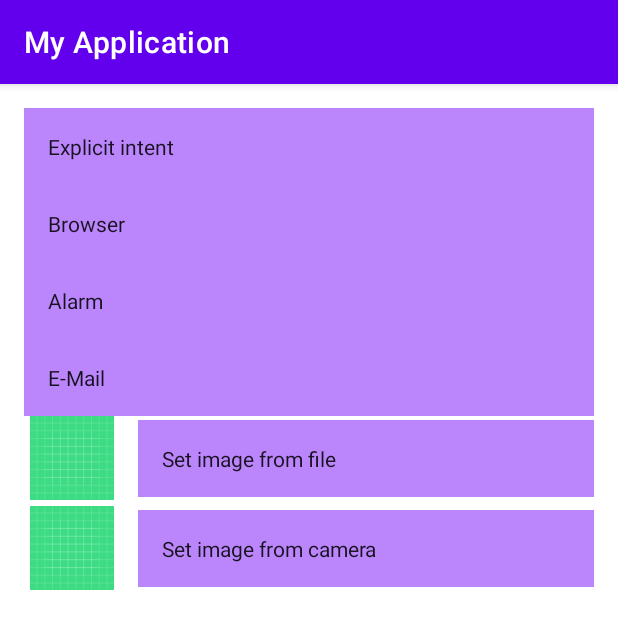
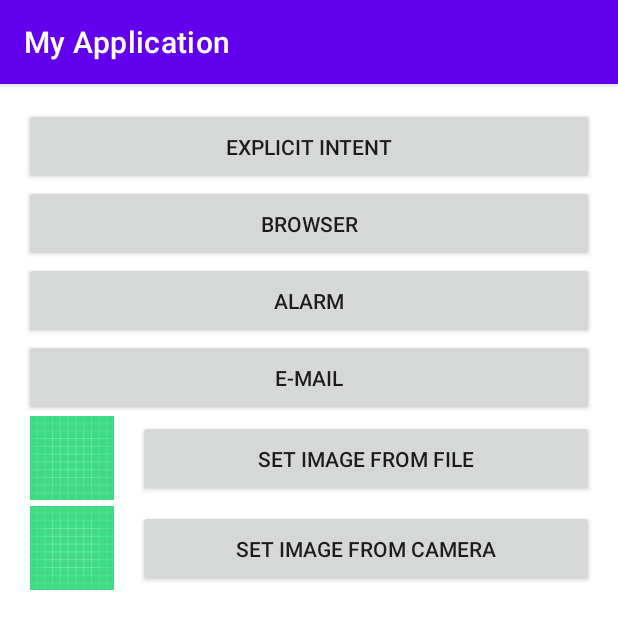
Before and after one commit to shubham-jitiya/Android, an Android app: the IntentActivity screen opened directly, with no data from a screen before it, on a phone screen of 412 x 824 dp. Shown: the top 629 px of the screen. Run offline under Robolectric (Android 15) with nearby library versions, the phone set to English and light mode, and no system bars; our stand-ins replace data binding; pictures from the network do not load.

Commit message:
- updating appcompat button styles

```diff
--- a/app/src/main/res/layout/activity_first.xml
+++ b/app/src/main/res/layout/activity_first.xml
@@ -11,6 +11,7 @@
         android:id="@+id/buttonSecondActivity"
         android:layout_width="match_parent"
         android:layout_height="wrap_content"
+        style="@style/Widget.AppCompat.Button"
         android:text="@string/second_activity"
         app:layout_constraintBottom_toBottomOf="parent"
         app:layout_constraintEnd_toEndOf="parent"
--- a/app/src/main/res/layout/activity_intent.xml
+++ b/app/src/main/res/layout/activity_intent.xml
@@ -13,6 +13,7 @@
             android:id="@+id/buttonIntentExplicit"
             android:layout_width="match_parent"
             android:layout_height="wrap_content"
+            style="@style/Widget.AppCompat.Button"
             android:text="@string/explicit_intent"
             app:layout_constraintEnd_toEndOf="parent"
             app:layout_constraintStart_toStartOf="parent"
@@ -22,6 +23,7 @@
             android:id="@+id/buttonIntentBrowser"
             android:layout_width="match_parent"
             android:layout_height="wrap_content"
+            style="@style/Widget.AppCompat.Button"
             android:text="@string/browser"
             app:layout_constraintEnd_toEndOf="@id/buttonIntentExplicit"
             app:layout_constraintStart_toStartOf="@id/buttonIntentExplicit"
@@ -31,6 +33,7 @@
             android:id="@+id/buttonIntentAlarm"
             android:layout_width="match_parent"
             android:layout_height="wrap_content"
+            style="@style/Widget.AppCompat.Button"
             android:text="@string/alarm"
             app:layout_constraintEnd_toEndOf="@id/buttonIntentBrowser"
             app:layout_constraintStart_toStartOf="@id/buttonIntentBrowser"
@@ -40,6 +43,7 @@
             android:id="@+id/buttonIntentMail"
             android:layout_width="match_parent"
             android:layout_height="wrap_content"
+            style="@style/Widget.AppCompat.Button"
             android:text="@string/e_mail"
             app:layout_constraintEnd_toEndOf="@id/buttonIntentAlarm"
             app:layout_constraintStart_toStartOf="@id/buttonIntentAlarm"
@@ -59,6 +63,7 @@
             android:id="@+id/buttonIntentGallery"
             android:layout_width="0dp"
             android:layout_height="wrap_content"
+            style="@style/Widget.AppCompat.Button"
             android:layout_marginStart="@dimen/margin_start"
             android:text="@string/set_image_from_file"
             app:layout_constraintBottom_toBottomOf="@id/imageViewIntentGallery"
@@ -80,6 +85,7 @@
             android:id="@+id/buttonIntentCameraImage"
             android:layout_width="0dp"
             android:layout_height="wrap_content"
+            style="@style/Widget.AppCompat.Button"
             android:layout_marginStart="@dimen/margin_start"
             android:text="@string/set_image_from_camera"
             app:layout_constraintBottom_toBottomOf="@id/imageViewIntentCameraImage"
--- a/app/src/main/res/layout/activity_lifecycle.xml
+++ b/app/src/main/res/layout/activity_lifecycle.xml
@@ -19,6 +19,7 @@
         android:id="@+id/buttonLifecycleSendData"
         android:layout_width="match_parent"
         android:layout_height="wrap_content"
+        style="@style/Widget.AppCompat.Button"
         app:layout_constraintTop_toBottomOf="@id/textViewLifecycle"
         android:text="@string/send_data"
         />
--- a/app/src/main/res/layout/activity_second.xml
+++ b/app/src/main/res/layout/activity_second.xml
@@ -22,6 +22,7 @@
         android:id="@+id/buttonThirdActivity"
         android:layout_width="match_parent"
         android:layout_height="wrap_content"
+        style="@style/Widget.AppCompat.Button"
         android:text="@string/third_activity"
         app:layout_constraintEnd_toEndOf="parent"
         app:layout_constraintStart_toStartOf="parent"
--- a/app/src/main/res/layout/dialog_layout_add_user.xml
+++ b/app/src/main/res/layout/dialog_layout_add_user.xml
@@ -21,5 +21,6 @@
         android:id="@+id/buttonAdd"
         android:layout_width="match_parent"
         android:layout_height="wrap_content"
+        style="@style/Widget.AppCompat.Button"
         android:text="@string/add" />
 </androidx.appcompat.widget.LinearLayoutCompat>
--- a/app/src/main/res/layout/fragment_chats.xml
+++ b/app/src/main/res/layout/fragment_chats.xml
@@ -20,6 +20,7 @@
         android:id="@+id/buttonSendToBookFragment"
         android:layout_width="match_parent"
         android:layout_height="wrap_content"
+        style="@style/Widget.AppCompat.Button"
         android:text="@string/send_to_book_fragment"
         app:layout_constraintEnd_toEndOf="@id/editTextChatFragment"
         app:layout_constraintStart_toStartOf="@id/editTextChatFragment"
```
